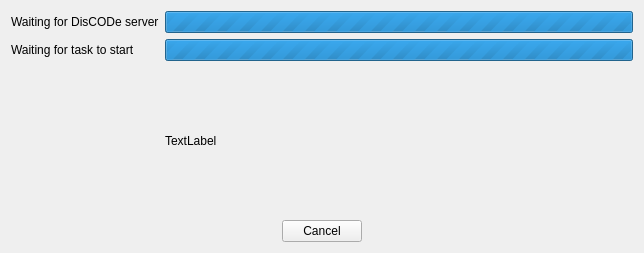
Above: src/GUI/Connecting.ui from maciek-slon/DisCODe before the change. Below: the same form after it.
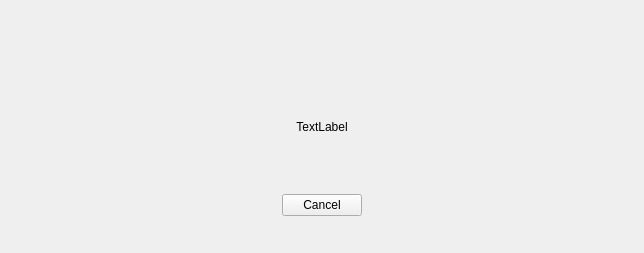
That is the form after the change. Custom widgets are drawn as their Qt base class.

Commit message: TextRoller in connecting window

Patch:
```diff
--- a/src/GUI/Connecting.ui
+++ b/src/GUI/Connecting.ui
@@ -14,44 +14,17 @@
    <string>Connecting to DisCODe...</string>
   </property>
   <layout class="QGridLayout" name="gridLayout">
-   <item row="0" column="0">
-    <widget class="QLabel" name="label">
+   <item row="1" column="0" colspan="2">
+    <widget class="QLabel" name="preloader">
      <property name="text">
-      <string>Waiting for DisCODe server</string>
+      <string>TextLabel</string>
      </property>
-    </widget>
-   </item>
-   <item row="1" column="0">
-    <widget class="QLabel" name="label_2">
-     <property name="text">
-      <string>Waiting for task to start</string>
+     <property name="alignment">
+      <set>Qt::AlignCenter</set>
      </property>
     </widget>
    </item>
-   <item row="2" column="0">
-    <spacer name="verticalSpacer">
-     <property name="orientation">
-      <enum>Qt::Vertical</enum>
-     </property>
-     <property name="sizeHint" stdset="0">
-      <size>
-       <width>20</width>
-       <height>40</height>
-      </size>
-     </property>
-    </spacer>
-   </item>
-   <item row="0" column="1">
-    <widget class="QProgressBar" name="pbServer">
-     <property name="maximum">
-      <number>0</number>
-     </property>
-     <property name="value">
-      <number>-1</number>
-     </property>
-    </widget>
-   </item>
-   <item row="3" column="0" colspan="2">
+   <item row="2" column="0" colspan="2">
     <widget class="QWidget" name="widget" native="true">
      <property name="minimumSize">
       <size>
@@ -99,25 +72,19 @@
      </layout>
     </widget>
    </item>
-   <item row="1" column="1">
-    <widget class="QProgressBar" name="pbTask">
-     <property name="maximum">
-      <number>0</number>
-     </property>
-     <property name="value">
-      <number>-1</number>
-     </property>
-    </widget>
-   </item>
-   <item row="2" column="1">
-    <widget class="QLabel" name="preloader">
-     <property name="text">
-      <string>TextLabel</string>
-     </property>
-    </widget>
+   <item row="0" column="0" colspan="2">
+    <widget class="TextRoller" name="textRoller" native="true"/>
    </item>
   </layout>
  </widget>
+ <customwidgets>
+  <customwidget>
+   <class>TextRoller</class>
+   <extends>QWidget</extends>
+   <header>TextRoller.hpp</header>
+   <container>1</container>
+  </customwidget>
+ </customwidgets>
  <resources/>
  <connections/>
 </ui>
```
The commit also changes 4 other files.
